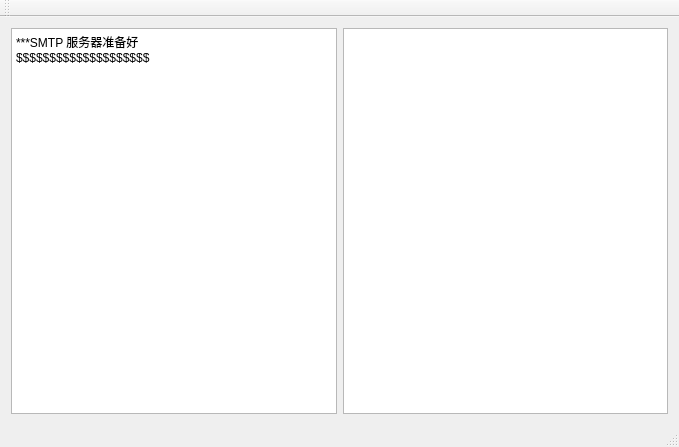
The window that server/mainwindow.ui (chendante/Network-homework) describes before a commit, drawn with Qt 5.
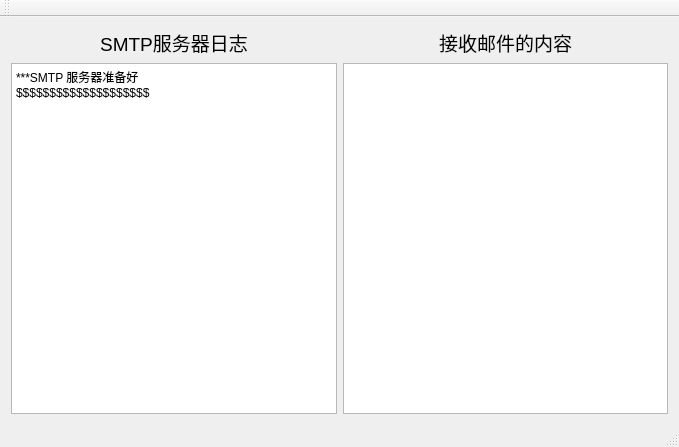
The same window after the commit.

```diff
--- a/server/mainwindow.ui
+++ b/server/mainwindow.ui
@@ -16,6 +16,36 @@
   <widget class="QWidget" name="centralWidget">
    <layout class="QGridLayout" name="gridLayout">
     <item row="0" column="0">
+     <widget class="QLabel" name="label">
+      <property name="font">
+       <font>
+        <pointsize>14</pointsize>
+       </font>
+      </property>
+      <property name="text">
+       <string>SMTP服务器日志</string>
+      </property>
+      <property name="alignment">
+       <set>Qt::AlignCenter</set>
+      </property>
+     </widget>
+    </item>
+    <item row="0" column="1">
+     <widget class="QLabel" name="label_2">
+      <property name="font">
+       <font>
+        <pointsize>14</pointsize>
+       </font>
+      </property>
+      <property name="text">
+       <string>接收邮件的内容</string>
+      </property>
+      <property name="alignment">
+       <set>Qt::AlignCenter</set>
+      </property>
+     </widget>
+    </item>
+    <item row="1" column="0">
      <widget class="QTextEdit" name="textEdit">
       <property name="html">
        <string>&lt;!DOCTYPE HTML PUBLIC &quot;-//W3C//DTD HTML 4.0//EN&quot; &quot;http://www.w3.org/TR/REC-html40/strict.dtd&quot;&gt;
@@ -28,7 +58,7 @@
       </property>
      </widget>
     </item>
-    <item row="0" column="1">
+    <item row="1" column="1">
      <widget class="QTextBrowser" name="textBrowser">
       <property name="html">
        <string>&lt;!DOCTYPE HTML PUBLIC &quot;-//W3C//DTD HTML 4.0//EN&quot; &quot;http://www.w3.org/TR/REC-html40/strict.dtd&quot;&gt;
```
